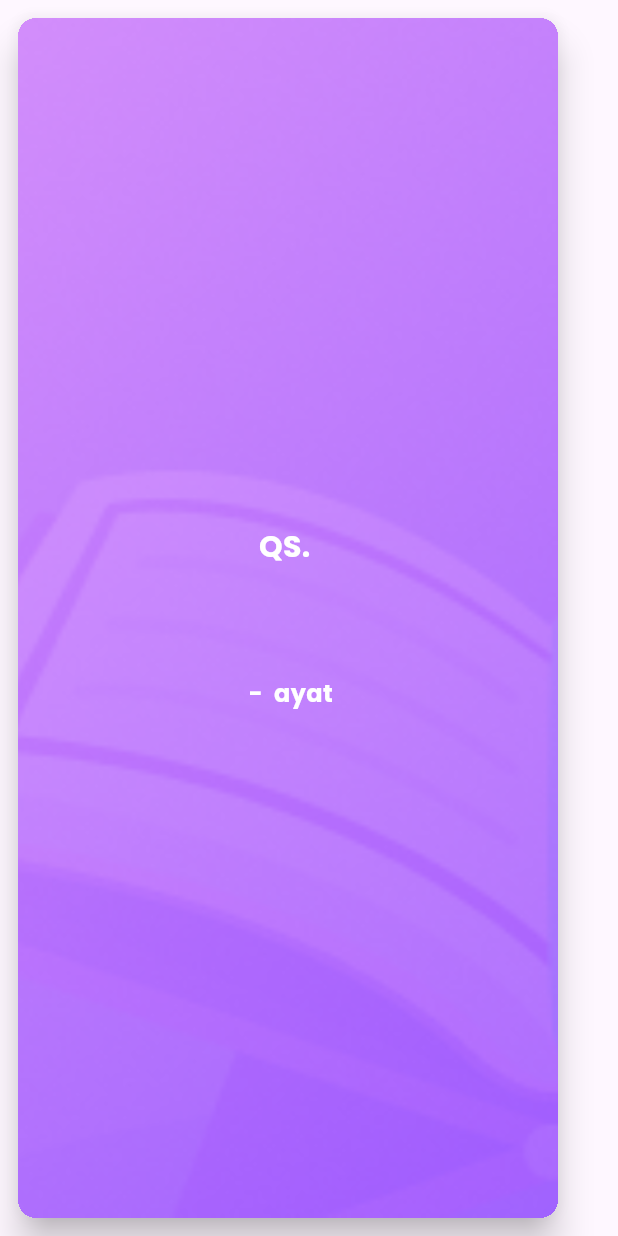
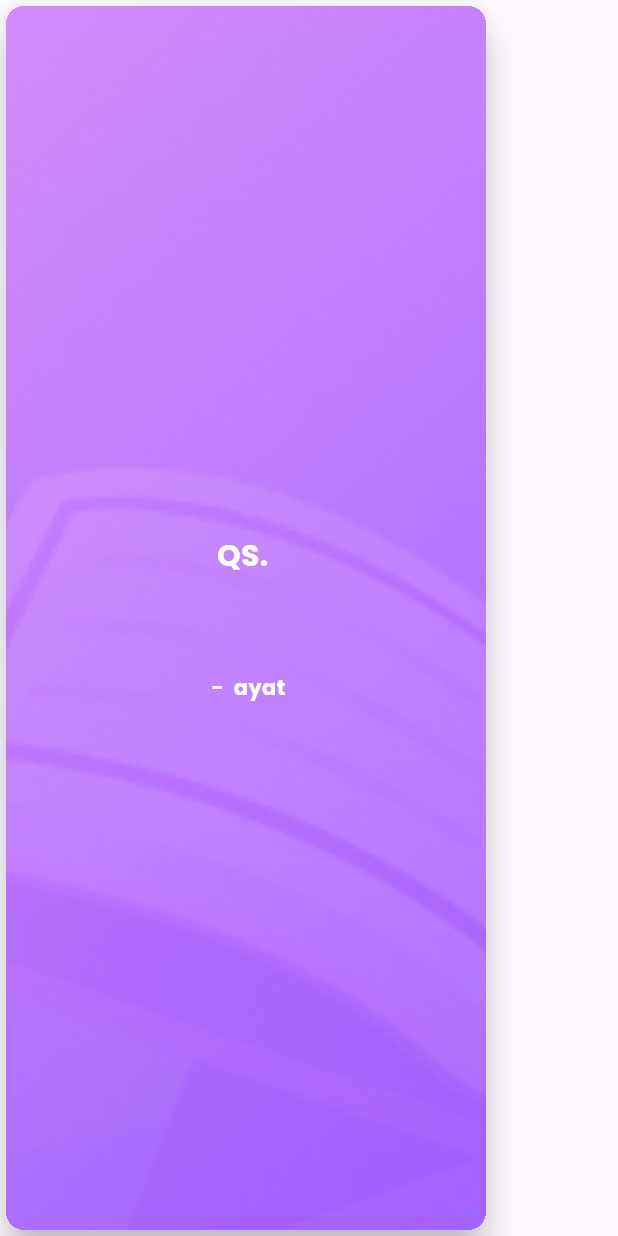
Before and after one commit to degagz90/quran_clean_app, a Flutter app: the SuratHeaderCard widget shown alone on an empty page, opened directly, on a phone screen of 412 x 824 dp. Run offline on Flutter 3.47's test engine with Material 3 defaults, Android fonts, the phone set to English and light mode, and no system bars; our stand-ins replace flutter_compass, geolocator, get, get_storage, just_audio, scrollable_positioned_list; missing offline and left inert: adhan_dart; accounts and stored records are empty; network calls fail; statements that could not run were skipped.

Commit message:
feat: Add QuranSearchButton widget and integrate it into QuranView; adjust SuratHeaderCard dimensions and style

```diff
--- a/lib/core/constants/text_styles/app_text.dart
+++ b/lib/core/constants/text_styles/app_text.dart
@@ -27,7 +27,7 @@
   static const titlePutihText2 = TextStyle(
     fontFamily: 'Poppins',
     fontWeight: FontWeight.bold,
-    fontSize: 16,
+    fontSize: 14,
     color: Color(0xFFFFFFFF),
   );
 
--- a/lib/modules/quran/presentation/views/quran_view.dart
+++ b/lib/modules/quran/presentation/views/quran_view.dart
@@ -4,6 +4,7 @@
 import '../controllers/quran_controller.dart';
 import '../widgets/quran_home/juz_tab.dart';
 import '../widgets/quran_home/last_read_card.dart';
+import '../widgets/quran_home/quran_search_button.dart';
 import '../widgets/quran_home/surat_tab.dart';
 
 class QuranView extends GetView<QuranController> {
@@ -14,7 +15,10 @@
     return DefaultTabController(
       length: 2,
       child: Scaffold(
-        appBar: AppBar(title: Text('Quran Clean App')),
+        appBar: AppBar(
+          title: Text('Quran Clean App'),
+          actions: [QuranSearchButton()],
+        ),
         body: FutureBuilder(
           future: Future.wait([
             controller.loadSuratList(),
--- a/lib/modules/quran/presentation/views/surat_detail_view.dart
+++ b/lib/modules/quran/presentation/views/surat_detail_view.dart
@@ -44,7 +44,7 @@
                     minimum: EdgeInsets.all(12),
                     child: Column(
                       children: [
-                        SizedBox(height: 200, child: SuratHeaderCard()),
+                        SizedBox(height: 160, child: SuratHeaderCard()),
                         Expanded(child: AyatWidget()),
                       ],
                     ),
--- a/lib/modules/quran/presentation/widgets/surat_detail/surat_header_card.dart
+++ b/lib/modules/quran/presentation/widgets/surat_detail/surat_header_card.dart
@@ -12,10 +12,9 @@
     return Card(
       color: Colors.grey[300],
       elevation: 10,
-      margin: EdgeInsets.all(12),
       clipBehavior: Clip.hardEdge,
       child: Container(
-        width: 360,
+        width: 320,
         padding: EdgeInsets.all(12),
         decoration: BoxDecoration(
           image: DecorationImage(
@@ -36,7 +35,7 @@
             ),
             Text(
               controller.surat?.indoName ?? '',
-              style: AppText.titlePutihText,
+              style: AppText.titlePutihText2,
             ),
             Text(
               '${controller.surat?.type ?? ''} - ${controller.surat?.jmlAyat ?? ''} ayat',
--- a/lib/modules/sholat/data/repositories/sholat_repository_impl.dart
+++ b/lib/modules/sholat/data/repositories/sholat_repository_impl.dart
@@ -24,6 +24,7 @@
     var cachedData = await localData.readCache(cachekey);
     //kalau tidak null langsung return HijriDate dari cachedData
     if (cachedData != null) {
+      print('ada data');
       return HijriDate(
         tanggal: cachedData['tanggal'],
         bulan: cachedData['namabulan'],
--- a/lib/modules/sholat/presentation/controllers/sholat_controller.dart
+++ b/lib/modules/sholat/presentation/controllers/sholat_controller.dart
@@ -57,7 +57,7 @@
 
   Future<void> getHijriDate() async {
     final hijriDateUseCase = GetHijriDate(repository);
-    hijriDate.value = await hijriDateUseCase.execute(now.value);
+    hijriDate.value = await hijriDateUseCase.execute(DateTime.now());
   }
 
   Future<void> getLocation() async {
```
Also changed, not shown: lib/modules/quran/presentation/widgets/quran_home/quran_search_button.dart (added, +62 -0 lines).
